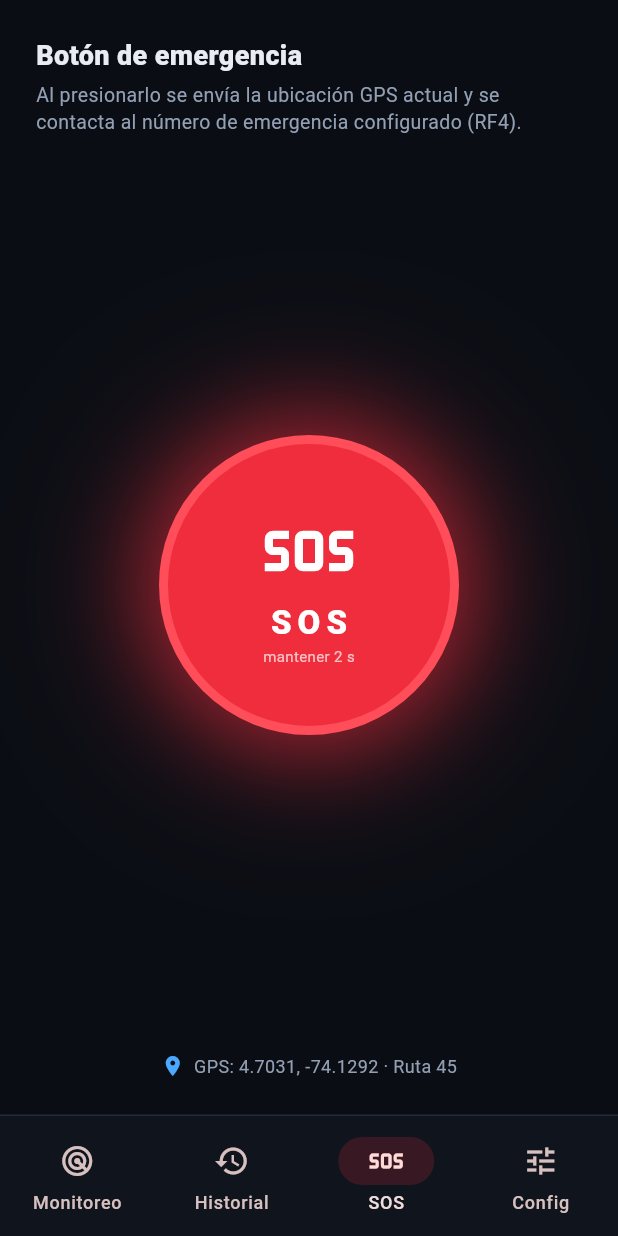
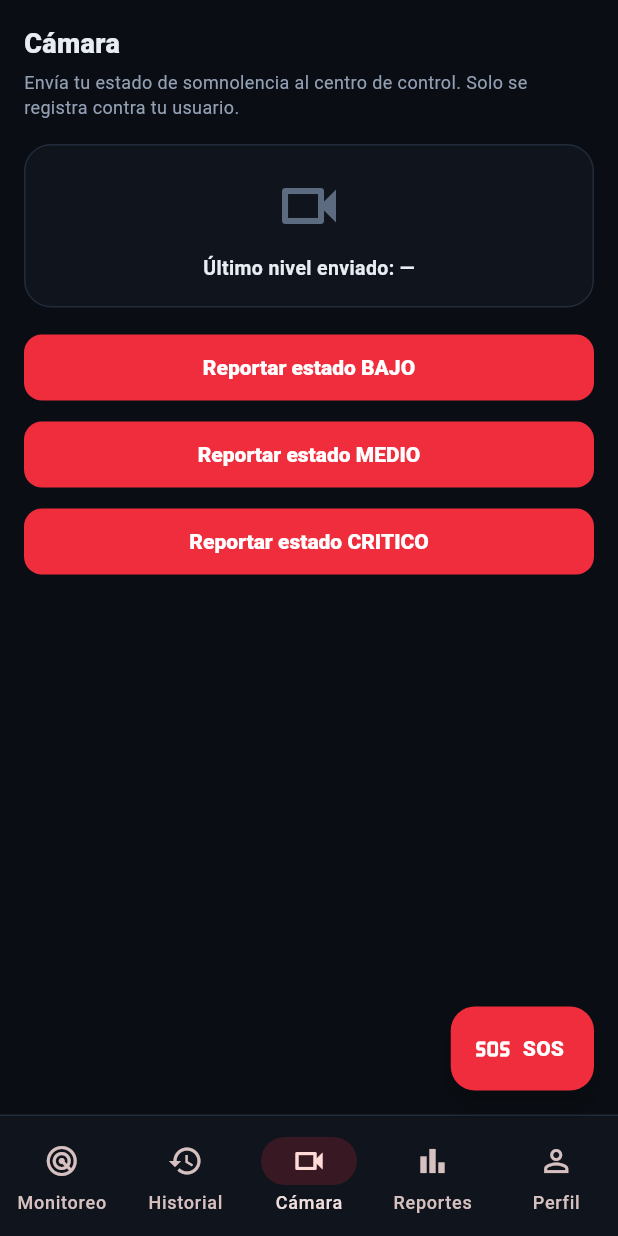
Before and after one commit to bandreswscanga-debug/SmartRoad, a Flutter app: the HomeScreen screen opened directly with empty values, item 3 of the bottom bar chosen, on a phone screen of 412 x 824 dp. Run offline on Flutter 3.47's test engine with Material 3 defaults, Android fonts, the phone set to English and light mode, and no system bars; our stand-ins replace shared_preferences; accounts and stored records are empty; network calls fail.

Commit message:
feat(app): menu conductor (Monitoreo, Historial, Camara, Reportes, Perfil) + SOS flotante

```diff
--- /dev/null
+++ b/mobile/lib/screens/camera_screen.dart
@@ -0,0 +1,92 @@
+import 'package:flutter/material.dart';
+import '../services/api.dart';
+import '../theme.dart';
+
+/// Cámara del conductor: en esta versión envía pruebas de nivel al backend
+/// (la detección con IA en vivo vive en el panel web /camara).
+/// Todo queda filtrado a su usuario por el token.
+class CameraScreen extends StatefulWidget {
+  const CameraScreen({super.key});
+
+  @override
+  State<CameraScreen> createState() => _CameraScreenState();
+}
+
+class _CameraScreenState extends State<CameraScreen> {
+  final ApiClient _api = ApiClient();
+  bool _busy = false;
+  String? _message;
+  String _lastLevel = '—';
+
+  Future<void> _send(String nivel) async {
+    setState(() {
+      _busy = true;
+      _message = null;
+    });
+    try {
+      await _api.testDrowsiness(nivel: nivel, descripcion: 'Prueba desde la app del conductor.');
+      if (!mounted) return;
+      setState(() {
+        _lastLevel = nivel;
+        _message = nivel == 'CRITICO'
+            ? 'Nivel CRÍTICO enviado: se creó una alerta para tu vehículo.'
+            : 'Nivel $nivel enviado correctamente.';
+      });
+    } catch (err) {
+      if (!mounted) return;
+      setState(() => _message = 'Error: $err');
+    } finally {
+      if (mounted) setState(() => _busy = false);
+    }
+  }
+
+  @override
+  Widget build(BuildContext context) {
+    return SafeArea(
+      child: ListView(
+        padding: const EdgeInsets.all(16),
+        children: [
+          const Text('Cámara', style: TextStyle(fontSize: 18, fontWeight: FontWeight.w900)),
+          const SizedBox(height: 4),
+          const Text(
+            'Envía tu estado de somnolencia al centro de control. Solo se registra contra tu usuario.',
+            style: TextStyle(color: AppColors.muted, fontSize: 12),
+          ),
+          const SizedBox(height: 16),
+          Container(
+            padding: const EdgeInsets.all(16),
+            decoration: BoxDecoration(
+              color: AppColors.surface,
+              borderRadius: BorderRadius.circular(18),
+              border: Border.all(color: AppColors.border),
+            ),
+            child: Column(
+              children: [
+                const Icon(Icons.videocam_outlined, size: 48, color: AppColors.faint),
+                const SizedBox(height: 8),
+                Text('Último nivel enviado: $_lastLevel',
+                    style: const TextStyle(fontWeight: FontWeight.w700, fontSize: 13)),
+                if (_message != null) ...[
+                  const SizedBox(height: 8),
+                  Text(_message!, style: const TextStyle(color: AppColors.muted, fontSize: 12)),
+                ],
+              ],
+            ),
+          ),
+          const SizedBox(height: 16),
+          for (final nivel in ['BAJO', 'MEDIO', 'CRITICO'])
+            Padding(
+              padding: const EdgeInsets.only(bottom: 10),
+              child: FilledButton(
+                onPressed: _busy ? null : () => _send(nivel),
+                style: nivel == 'CRITICO'
+                    ? FilledButton.styleFrom(backgroundColor: AppColors.danger)
+                    : null,
+                child: Text(_busy ? 'Enviando…' : 'Reportar estado $nivel'),
+              ),
+            ),
+        ],
+      ),
+    );
+  }
+}
--- a/mobile/lib/screens/home_screen.dart
+++ b/mobile/lib/screens/home_screen.dart
@@ -1,8 +1,10 @@
 import 'package:flutter/material.dart';
+import '../services/api.dart';
 import '../theme.dart';
 import 'history_screen.dart';
-import 'sos_screen.dart';
-import 'config_screen.dart';
+import 'camera_screen.dart';
+import 'reports_screen.dart';
+import 'profile_screen.dart';
 
 class HomeScreen extends StatefulWidget {
   const HomeScreen({super.key, required this.onLogout});
@@ -15,6 +17,34 @@ class HomeScreen extends StatefulWidget {
 
 class _HomeScreenState extends State<HomeScreen> {
   int _index = 0;
+  final ApiClient _api = ApiClient();
+  bool _sosBusy = false;
+
+  Future<void> _quickSos() async {
+    setState(() => _sosBusy = true);
+    try {
+      final vehicles = await _api.vehicles();
+      final codigo = vehicles.isNotEmpty
+          ? (vehicles.first['codigo'] ?? 'TRK-001') as String
+          : 'TRK-001';
+      double lat = 4.7031;
+      double lng = -74.1292;
+      if (vehicles.isNotEmpty) {
+        lat = (vehicles.first['lat'] as num?)?.toDouble() ?? lat;
+        lng = (vehicles.first['lng'] as num?)?.toDouble() ?? lng;
+      }
+      await _api.reportSos(codigo: codigo, lat: lat, lng: lng);
+      if (!mounted) return;
+      ScaffoldMessenger.of(context).showSnackBar(
+        const SnackBar(content: Text('SOS enviado al centro de control.')),
+      );
+    } catch (err) {
+      if (!mounted) return;
+      ScaffoldMessenger.of(context).showSnackBar(SnackBar(content: Text('Error SOS: $err')));
+    } finally {
+      if (mounted) setState(() => _sosBusy = false);
+    }
+  }
 
   @override
   Widget build(BuildContext context) {
@@ -24,9 +54,17 @@ class _HomeScreenState extends State<HomeScreen> {
         children: [
           MonitorScreen(onLogout: widget.onLogout),
           const HistoryScreen(),
-          const SosScreen(),
-          const ConfigScreen(),
+          const CameraScreen(),
+          const ReportsScreen(),
+          const ProfileScreen(),
         ],
+      ),
+      floatingActionButton: FloatingActionButton.extended(
+        onPressed: _sosBusy ? null : _quickSos,
+        backgroundColor: AppColors.danger,
+        icon: const Icon(Icons.sos, color: Colors.white),
+        label: Text(_sosBusy ? 'Enviando…' : 'SOS',
+            style: const TextStyle(color: Colors.white, fontWeight: FontWeight.w900)),
       ),
       bottomNavigationBar: Container(
         decoration: const BoxDecoration(
@@ -41,8 +79,9 @@ class _HomeScreenState extends State<HomeScreen> {
           destinations: const [
             NavigationDestination(icon: Icon(Icons.radar), label: 'Monitoreo'),
             NavigationDestination(icon: Icon(Icons.history), label: 'Historial'),
-            NavigationDestination(icon: Icon(Icons.sos), label: 'SOS'),
-            NavigationDestination(icon: Icon(Icons.tune), label: 'Config'),
+            NavigationDestination(icon: Icon(Icons.videocam_outlined), label: 'Cámara'),
+            NavigationDestination(icon: Icon(Icons.bar_chart), label: 'Reportes'),
+            NavigationDestination(icon: Icon(Icons.person_outline), label: 'Perfil'),
           ],
         ),
       ),
```
Also changed, not shown: mobile/lib/screens/profile_screen.dart (added, +189 -0 lines), mobile/lib/screens/reports_screen.dart (added, +157 -0 lines).
